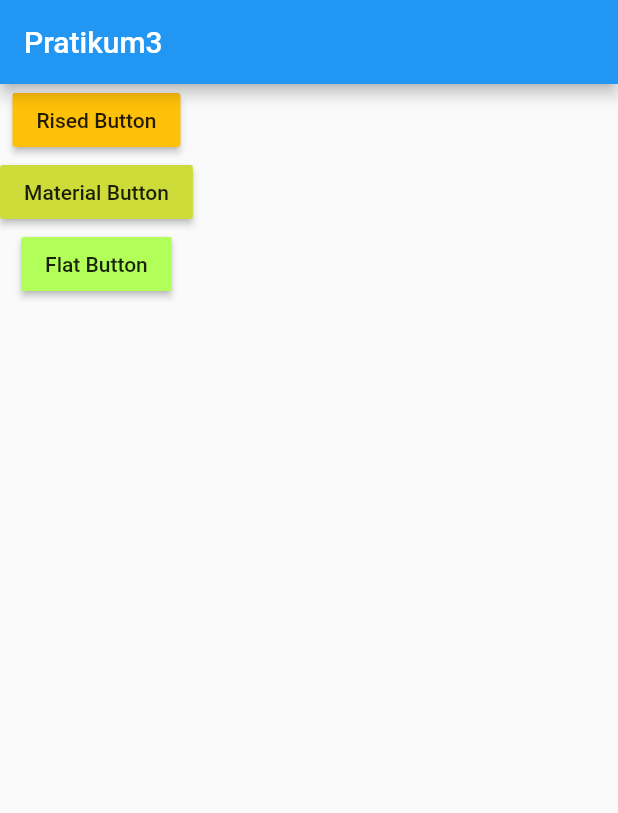
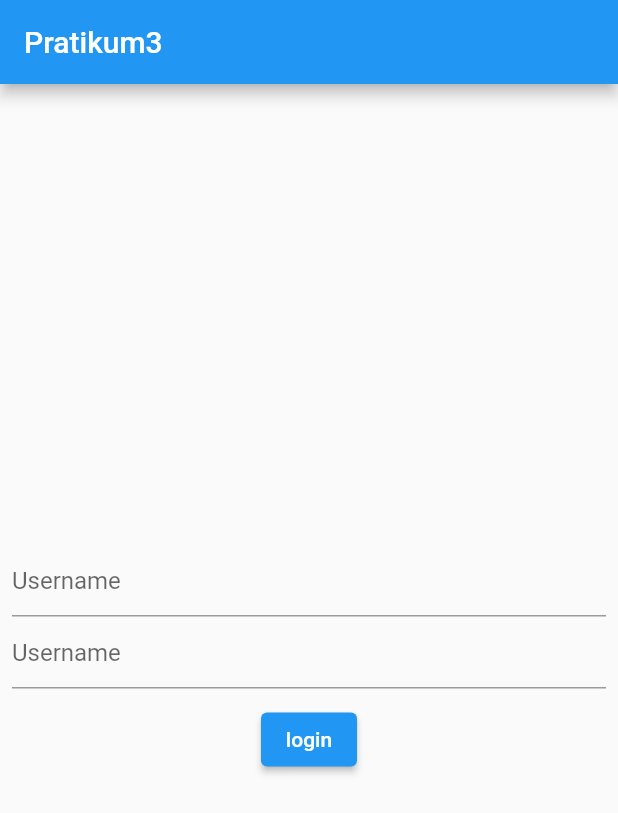
Before and after one commit to Dms110201/4312111033_DimasRizkyFeriyanto, a Flutter app: the screen it shows after launch, on a phone screen of 412 x 824 dp. Shown: the top 813 px of the screen. Run offline on Flutter 3.47's test engine with Material 2 defaults, Android fonts, the phone set to English and light mode, and no system bars.

Commit message:
TextFormField

```diff
--- a/lib/main.dart
+++ b/lib/main.dart
@@ -10,6 +10,7 @@ class MyApp extends StatelessWidget {
   @override
   Widget build(BuildContext context) {
     return const MaterialApp(
+      debugShowCheckedModeBanner: false,
       title: 'Pratikum3',
       home: MyHomePage(),
     );
@@ -25,18 +26,24 @@ class MyHomePage extends StatelessWidget {
       appBar: AppBar(
         title: const Text('Pratikum3'),
       ),
-      body: Column(
-        children: <Widget>[
-          MaterialButton(color: Colors.amber,
-          child:const Text("Rised Button"), onPressed: () {}
-          ),
-           MaterialButton(color: Colors.lime,
-          child:const Text("Material Button"), onPressed: () {}
-          ),
-          MaterialButton(color: Colors.lightGreenAccent,
-          child:const Text("Flat Button"), onPressed: () {}
-          )
-        ],
+      body: Padding(
+        padding: const EdgeInsets.all(8.0),
+        child: Form(
+         child: Column(
+          mainAxisAlignment: MainAxisAlignment.center,
+          children: <Widget>[
+            TextFormField(
+              decoration: const InputDecoration(hintText: "Username"),
+            ),TextFormField(
+              obscureText:  true,
+              decoration: const InputDecoration(hintText: "Username"),
+            ),
+            const SizedBox(height: 10,),
+            ElevatedButton(child: const Text("login"),
+            onPressed: () {}
+            )
+          ],
+        )),
       ),
       );
   }
```
